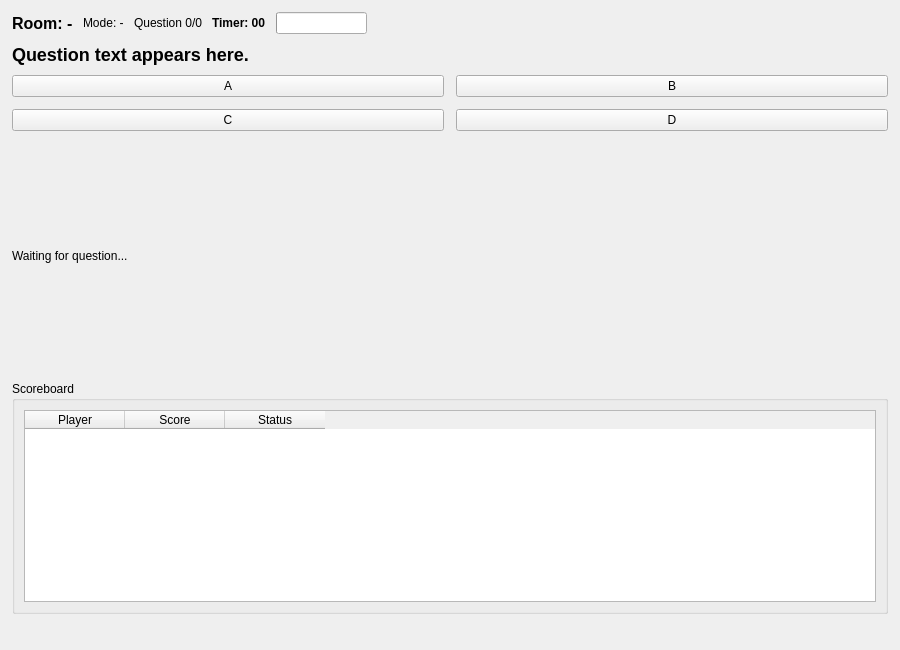
The window that client/src/ui/GameWindow.ui (ToJupiter/NetworkProgramming) describes before a commit, drawn with Qt 5.
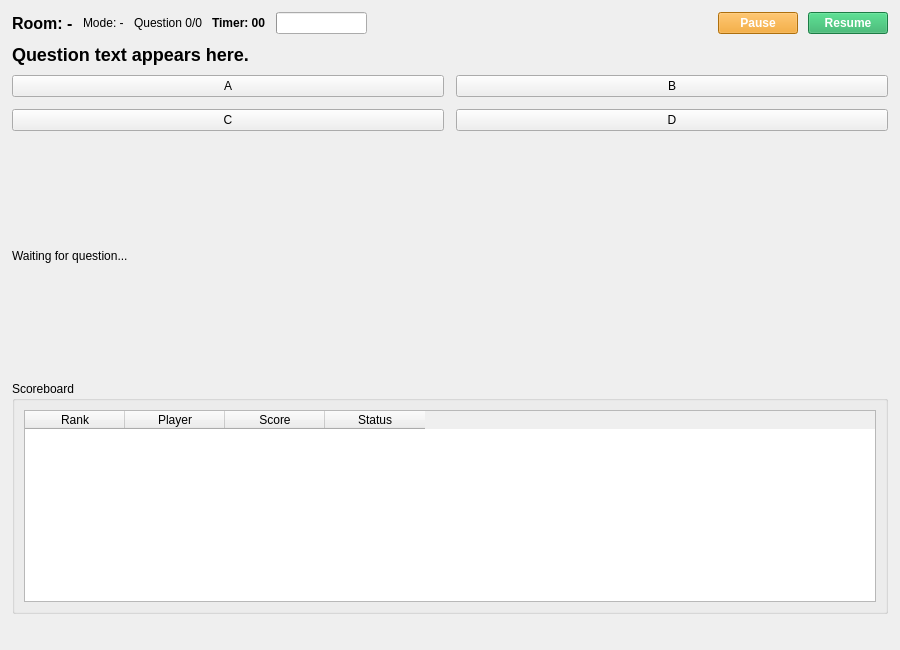
The same window after the commit.

Patch:
```diff
--- a/client/src/ui/GameWindow.ui
+++ b/client/src/ui/GameWindow.ui
@@ -89,6 +89,35 @@
         </property>
        </spacer>
       </item>
+      <item>
+       <widget class="QPushButton" name="btnPauseGame">
+        <property name="text">
+         <string>Pause</string>
+        </property>
+        <property name="maximumWidth">
+         <number>80</number>
+        </property>
+        <property name="styleSheet">
+         <string notr="true">background:#f39c12; color:white; font-weight:bold;</string>
+        </property>
+       </widget>
+      </item>
+      <item>
+       <widget class="QPushButton" name="btnResumeGame">
+        <property name="text">
+         <string>Resume</string>
+        </property>
+        <property name="maximumWidth">
+         <number>80</number>
+        </property>
+        <property name="styleSheet">
+         <string notr="true">background:#27ae60; color:white; font-weight:bold;</string>
+        </property>
+        <property name="visible">
+         <bool>false</bool>
+        </property>
+       </widget>
+      </item>
      </layout>
     </item>
     <item>
@@ -193,8 +222,13 @@
        <item>
         <widget class="QTableWidget" name="tblScoreboard">
          <property name="columnCount">
-          <number>3</number>
+          <number>4</number>
          </property>
+         <column>
+          <property name="text">
+           <string>Rank</string>
+          </property>
+         </column>
          <column>
           <property name="text">
            <string>Player</string>
```
